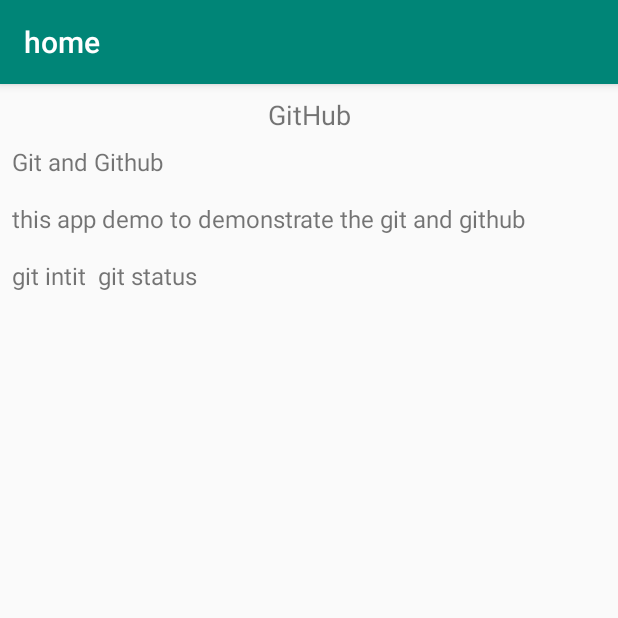
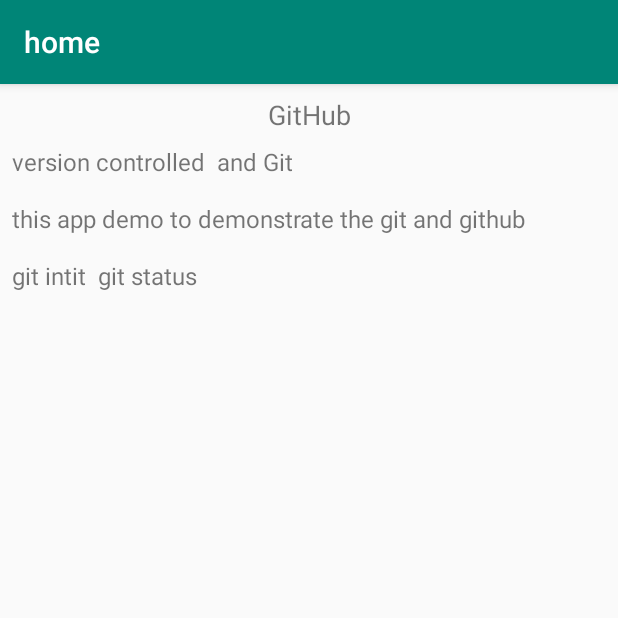
Before and after one commit to bobykumar7210/Git-and-Github, an Android app: the screen it shows after launch (MainActivity), on a phone screen of 412 x 824 dp, the top half of it. Run offline under Robolectric (Android 15) with nearby library versions, the phone set to English and light mode, and no system bars.

Commit message:
Changing Subject title

```diff
--- a/app/src/main/java/com/example/myapp/MainActivity.java
+++ b/app/src/main/java/com/example/myapp/MainActivity.java
@@ -15,6 +15,8 @@ public class MainActivity extends AppCompatActivity {
 
         TextView titleText=findViewById(R.id.title);
         titleText.setText("GitHub");
+        TextView subjectText=findViewById(R.id.subject);
+        subjectText.setText("version controlled  and Git ");
 
 
     }
```
